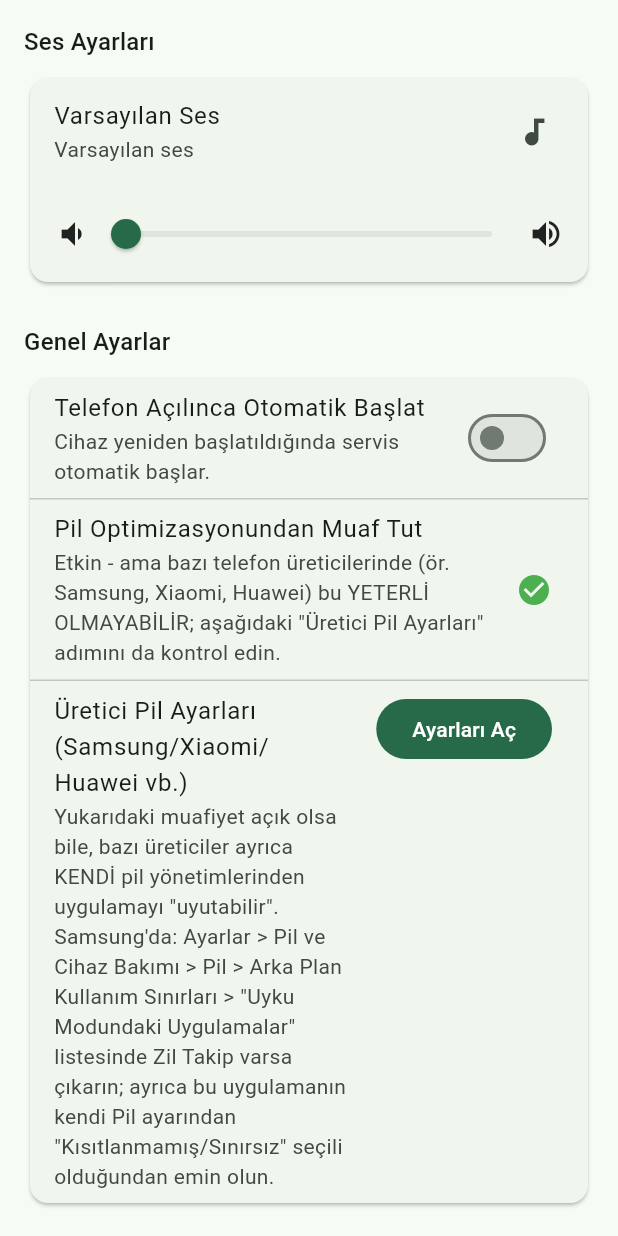
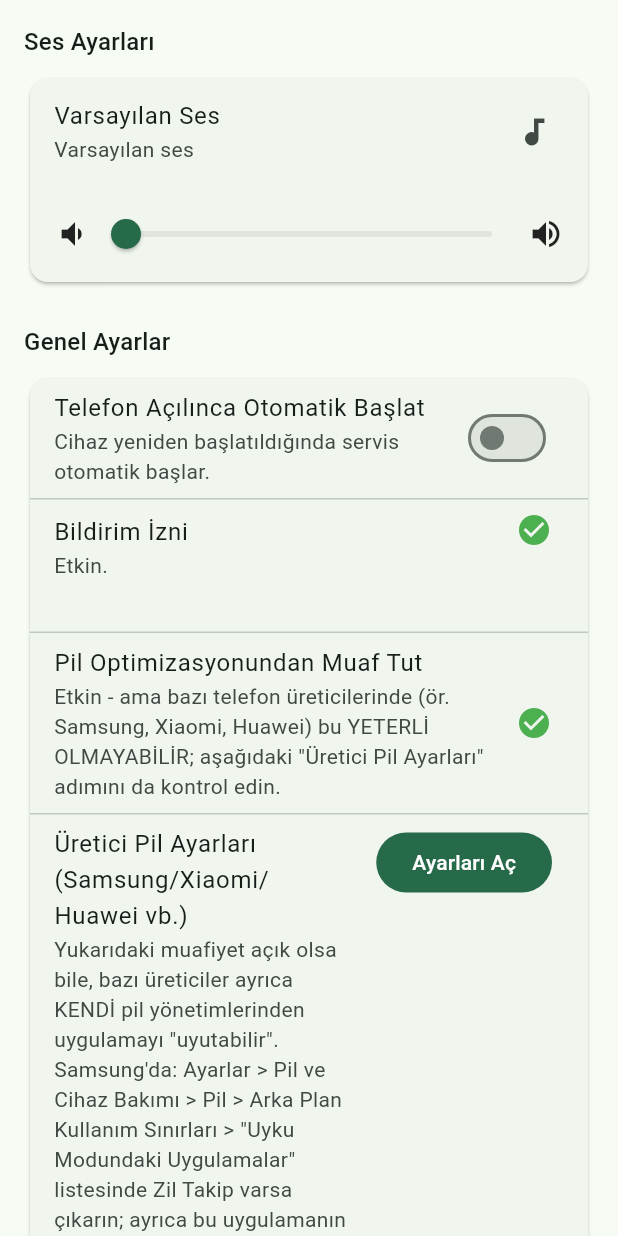
Before and after one commit to Canerakcy/Zil-Takip-Programi, a Flutter app: the GeneralTab widget shown alone on an empty page, opened directly with empty values, on a phone screen of 412 x 824 dp. Run offline on Flutter 3.47's test engine with Material 3 defaults, Android fonts, the phone set to English and light mode, and no system bars; our stand-ins replace audioplayers, file_picker, flutter_local_notifications, permission_handler; missing offline and left inert: flutter_background_service; network calls fail.

Commit message:
Bildirim izni servis başlamadan önce istensin, Genel'de durum göster
Arka plan servisinin kalıcı bildirimi hiç görünmediği (kullanıcı
onayı: "görünmüyor") rapor edildi. Kök neden: bildirim izni
(POST_NOTIFICATIONS) ile servisin ilk startForeground() denemesi
arasında sıra garantisi yoktu; izin reddedilmiş/beklemedeyken servis
gerçek ön plan korumasını alamıyor, bu da uygulama görünürken normal
çalışıp arka plana alınır alınmaz tamamen durmasına yol açıyor.

main.dart: izin artık servis başlatılmadan önce awaited isteniyor.
general_tab.dart: Genel sekmesine, pil izni satırıyla aynı düzende
bir "Bildirim İzni" durum/aç satırı eklendi; zaten kurulu olan
uygulamalarda kullanıcı bunu elle açabilsin diye.

Co-Authored-By: Claude Sonnet 5 <noreply@anthropic.com>
Claude-Session: https://claude.ai/code/session_018uyVpkY1WV76odT2tomxQi

```diff
--- a/zil_takip_android/lib/general_tab.dart
+++ b/zil_takip_android/lib/general_tab.dart
@@ -54,13 +54,48 @@ class GeneralTab extends StatefulWidget {
 
 class _GeneralTabState extends State<GeneralTab> {
   bool? _batteryOptimizationIgnored;
+  bool? _notificationPermissionGranted;
 
   @override
   void initState() {
     super.initState();
     if (!widget.isRemote) {
       _refreshBatteryOptimizationStatus();
+      _refreshNotificationPermissionStatus();
     }
+  }
+
+  /// Android 13+'ta bildirim izni verilmemişse, arka plan servisinin
+  /// zorunlu kalıcı bildirimi hiç gösterilemez - bu sadece kozmetik bir
+  /// eksiklik değildir: bildirimi gösteremeyen bir "ön plan servisi"
+  /// gerçek ön plan korumasını ALAMAZ. Sonuç olarak uygulama sadece
+  /// görünürken/en son kullanılan uygulamayken çalışır gibi görünür
+  /// (işlem zaten yüksek öncelikli olduğu için), ama arka plana alınır
+  /// alınmaz (ekran kilidi değil, başka bir uygulamaya geçiş) Android
+  /// tarafından anında durdurulur - "arka planda hiçbir şey çalışmıyor"
+  /// şikayetinin en olası gerçek nedeni budur, pil optimizasyonu değil.
+  Future<void> _refreshNotificationPermissionStatus() async {
+    try {
+      final status = await Permission.notification.status;
+      if (mounted) setState(() => _notificationPermissionGranted = status.isGranted);
+    } catch (_) {
+      // Bu platformda/ortamda desteklenmiyor olabilir.
+    }
+  }
+
+  Future<void> _requestNotificationPermission() async {
+    try {
+      final status = await Permission.notification.request();
+      // Kullanıcı daha önce bir kez reddetmişse Android bu çağrıda sistem
+      // diyaloğunu tekrar GÖSTERMEZ, sessizce "denied" döner - bu durumda
+      // tek çözüm Ayarlar'dan elle açmaktır.
+      if (status.isPermanentlyDenied || status.isDenied) {
+        await openAppSettings();
+      }
+    } catch (_) {
+      // Bu platformda/ortamda desteklenmiyor olabilir.
+    }
+    await _refreshNotificationPermissionStatus();
   }
 
   Future<void> _refreshBatteryOptimizationStatus() async {
@@ -256,6 +291,26 @@ class _GeneralTabState extends State<GeneralTab> {
                     widget.onChanged();
                     initializeBackgroundService(autoStartOnBoot: value);
                   },
+                ),
+                const Divider(height: 1),
+                ListTile(
+                  title: const Text('Bildirim İzni'),
+                  subtitle: Text(_notificationPermissionGranted == true
+                      ? 'Etkin.'
+                      : 'Kapalı - bu sadece bildirim simgesini gizlemez: izin yoksa '
+                          'arka plan servisi kalıcı bildirimini hiç gösteremez, bu da '
+                          'servisin gerçek "ön plan" korumasını alamaması anlamına '
+                          'gelir. Sonuç: uygulama görünürken çalışır gibi görünür ama '
+                          'arka plana alınır alınmaz (ekran kilidi değil, başka bir '
+                          'uygulamaya geçiş) hiçbir şey yapmaz. Zil/bağlantının arka '
+                          'planda güvenilir çalışması için bu İZİN ŞARTTIR.'),
+                  trailing: _notificationPermissionGranted == true
+                      ? const Icon(Icons.check_circle, color: Colors.green)
+                      : FilledButton(
+                          onPressed: _requestNotificationPermission,
+                          child: const Text('Aç'),
+                        ),
+                  isThreeLine: true,
                 ),
                 const Divider(height: 1),
                 ListTile(
```
Also changed, not shown: zil_takip_android/lib/main.dart (+17 -0 lines).
